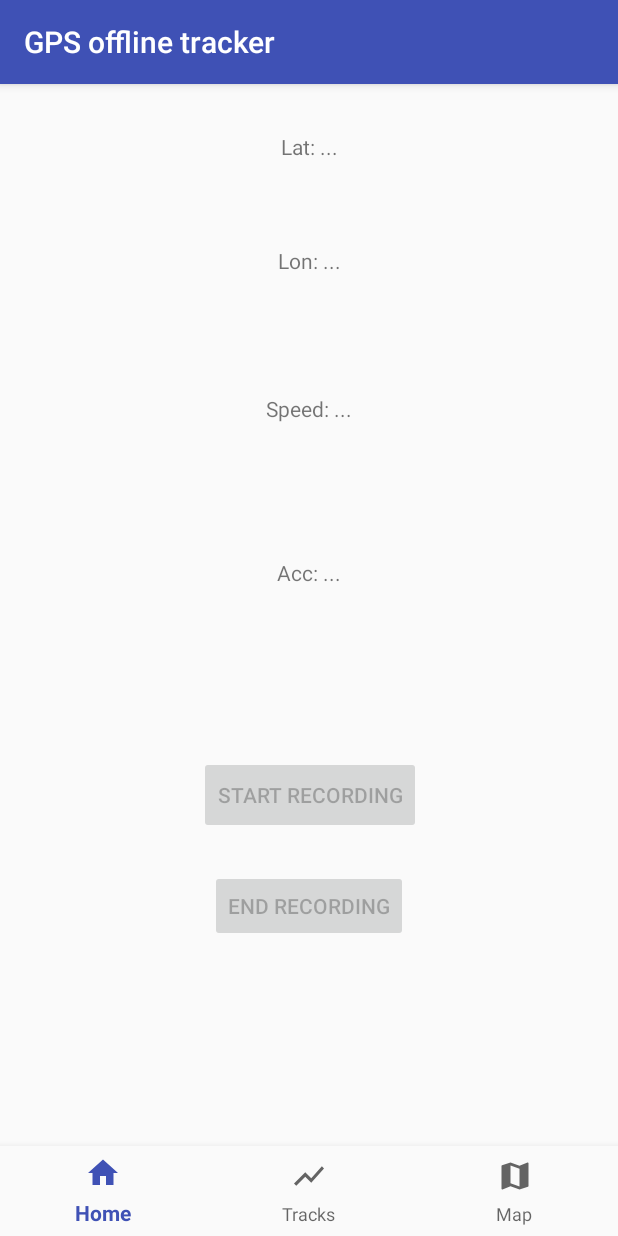
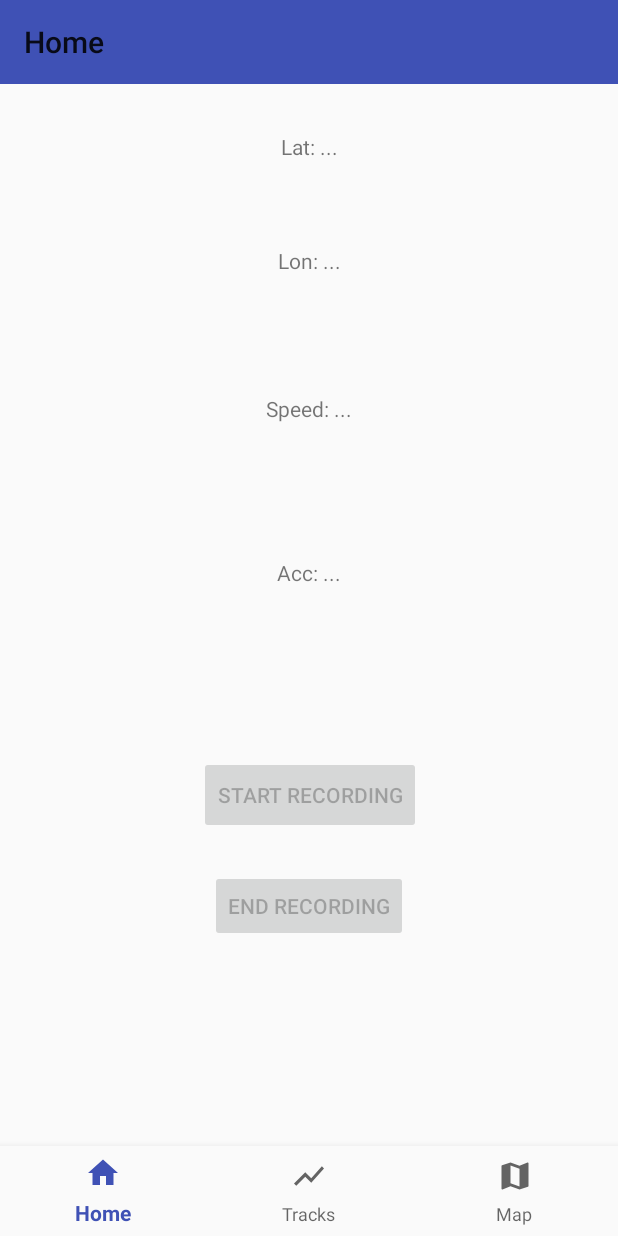
Before and after one commit to filipNowakDev/GPS_Offline_Tracker, an Android app: the screen it shows after launch (MainActivity), on a phone screen of 412 x 824 dp. Run offline under Robolectric (Android 15) with nearby library versions, the phone set to English and light mode, and no system bars; our stand-ins replace navigation-ui; 1 statement that could not run was skipped.

Commit message:
Added toolbar with variable information

```diff
--- a/app/src/main/AndroidManifest.xml
+++ b/app/src/main/AndroidManifest.xml
@@ -17,7 +17,7 @@
         android:label="@string/app_name"
         android:roundIcon="@mipmap/ic_launcher_round"
         android:supportsRtl="true"
-        android:theme="@style/AppTheme"
+        android:theme="@style/AppTheme.NoActionBar"
         tools:ignore="GoogleAppIndexingWarning">
         <activity
             android:name=".activities.MainActivity"
--- a/app/src/main/java/com/filipnowakdev/gps_offline_tracker/activities/MainActivity.java
+++ b/app/src/main/java/com/filipnowakdev/gps_offline_tracker/activities/MainActivity.java
@@ -12,12 +12,14 @@ import android.support.design.widget.BottomNavigationView;
 import android.support.v4.app.ActivityCompat;
 import android.support.v7.app.AlertDialog;
 import android.support.v7.app.AppCompatActivity;
+import android.support.v7.widget.Toolbar;
 import android.text.InputType;
 import android.widget.EditText;
 import android.widget.Toast;
 
 import com.filipnowakdev.gps_offline_tracker.R;
 import com.filipnowakdev.gps_offline_tracker.fragments.HomeFragment;
+import com.filipnowakdev.gps_offline_tracker.interfaces.ToolbarTitleUpdater;
 import com.filipnowakdev.gps_offline_tracker.services.LocationService;
 import com.filipnowakdev.gps_offline_tracker.services.NotificationService;
 
@@ -25,12 +27,14 @@ import java.text.SimpleDateFormat;
 import java.util.Calendar;
 import java.util.Date;
 import java.util.Locale;
+import java.util.Objects;
 
 import androidx.navigation.NavController;
 import androidx.navigation.Navigation;
+import androidx.navigation.ui.AppBarConfiguration;
 import androidx.navigation.ui.NavigationUI;
 
-public class MainActivity extends AppCompatActivity implements HomeFragment.OnButtonClickListener, HomeFragment.RecordingStateHelper
+public class MainActivity extends AppCompatActivity implements HomeFragment.OnButtonClickListener, HomeFragment.RecordingStateHelper, ToolbarTitleUpdater
 {
 
     private LocationService locationService;
@@ -39,6 +43,14 @@ public class MainActivity extends AppCompatActivity implements HomeFragment.OnBu
     Intent locationServiceIntent;
 
     private NotificationService notificationService;
+    private NavController navController;
+    private AppBarConfiguration appBarConfiguration;
+
+    @Override
+    public boolean onSupportNavigateUp()
+    {
+        return NavigationUI.navigateUp(navController, appBarConfiguration) || super.onSupportNavigateUp();
+    }
 
     @Override
     protected void onCreate(Bundle savedInstanceState)
@@ -89,9 +101,15 @@ public class MainActivity extends AppCompatActivity implements HomeFragment.OnBu
 
     private void initNavigation()
     {
-        NavController navController = Navigation.findNavController(this, R.id.navigation_container);
+        navController = Navigation.findNavController(this, R.id.navigation_container);
         BottomNavigationView navigation = findViewById(R.id.bottom_navigation);
+        appBarConfiguration = new AppBarConfiguration.Builder(navController.getGraph()).build();
+
+        Toolbar toolbar = findViewById(R.id.toolbar);
+        setSupportActionBar(toolbar);
+        NavigationUI.setupActionBarWithNavController(this, navController, appBarConfiguration);
         NavigationUI.setupWithNavController(navigation, navController);
+
     }
 
 
@@ -197,4 +215,10 @@ public class MainActivity extends AppCompatActivity implements HomeFragment.OnBu
     {
         return locationService != null && locationService.getLocation() != null;
     }
+
+    @Override
+    public void updateToolbarTitle(String title)
+    {
+        Objects.requireNonNull(getSupportActionBar()).setTitle(title);
+    }
 }
--- a/app/src/main/java/com/filipnowakdev/gps_offline_tracker/fragments/MapFragment.java
+++ b/app/src/main/java/com/filipnowakdev/gps_offline_tracker/fragments/MapFragment.java
@@ -17,6 +17,7 @@ import com.filipnowakdev.gps_offline_tracker.BuildConfig;
 import com.filipnowakdev.gps_offline_tracker.R;
 import com.filipnowakdev.gps_offline_tracker.gpx_utils.DOMGpxReader;
 import com.filipnowakdev.gps_offline_tracker.gpx_utils.IGpxFileReader;
+import com.filipnowakdev.gps_offline_tracker.interfaces.ToolbarTitleUpdater;
 
 import org.osmdroid.api.IMapController;
 import org.osmdroid.config.Configuration;
@@ -42,6 +43,8 @@ public class MapFragment extends Fragment implements LocationListener
     private Marker currentPositionMarker;
     private LocationManager locationManager;
 
+    private ToolbarTitleUpdater toolbarTitleUpdater;
+
     public MapFragment()
     {
         // Required empty public constructor
@@ -53,6 +56,7 @@ public class MapFragment extends Fragment implements LocationListener
     {
         super.onAttach(context);
         locationManager = (LocationManager) context.getSystemService(Context.LOCATION_SERVICE);
+        toolbarTitleUpdater = (ToolbarTitleUpdater) context;
     }
 
     @Override
@@ -74,6 +78,7 @@ public class MapFragment extends Fragment implements LocationListener
         {
             trackOverlayMode = true;
             trackOverlaid = getArguments().getString(TRACK_NAME);
+            toolbarTitleUpdater.updateToolbarTitle(trackOverlaid + " on map");
         }
         initMap(v);
         initTrackOverlay();
--- a/app/src/main/java/com/filipnowakdev/gps_offline_tracker/fragments/TrackDetailsFragment.java
+++ b/app/src/main/java/com/filipnowakdev/gps_offline_tracker/fragments/TrackDetailsFragment.java
@@ -1,5 +1,6 @@
 package com.filipnowakdev.gps_offline_tracker.fragments;
 
+import android.content.Context;
 import android.location.Location;
 import android.os.Bundle;
 import android.support.annotation.NonNull;
@@ -12,6 +13,7 @@ import android.widget.TextView;
 import com.filipnowakdev.gps_offline_tracker.R;
 import com.filipnowakdev.gps_offline_tracker.gpx_utils.DOMGpxReader;
 import com.filipnowakdev.gps_offline_tracker.gpx_utils.IGpxFileReader;
+import com.filipnowakdev.gps_offline_tracker.interfaces.ToolbarTitleUpdater;
 
 import java.util.List;
 
@@ -22,11 +24,18 @@ public class TrackDetailsFragment extends Fragment
 
     private String track;
     private IGpxFileReader gpxFileReader;
+    private ToolbarTitleUpdater toolbarTitleUpdater;
 
     public TrackDetailsFragment()
     {
     }
 
+    @Override
+    public void onAttach(Context context)
+    {
+        super.onAttach(context);
+        toolbarTitleUpdater = (ToolbarTitleUpdater) context;
+    }
 
     @Override
     public void onCreate(Bundle savedInstanceState)
@@ -35,6 +44,7 @@ public class TrackDetailsFragment extends Fragment
         if (getArguments() != null)
         {
             track = getArguments().getString(TRACK_NAME);
+            toolbarTitleUpdater.updateToolbarTitle(track + " details");
         }
         gpxFileReader = new DOMGpxReader(getContext());
     }
@@ -70,7 +80,7 @@ public class TrackDetailsFragment extends Fragment
         duration -= minutes * 60000;
         long seconds = duration / 1000;
 
-        Double avgMetersPerSecond = distance / allSecondsDuration;
+        double avgMetersPerSecond = distance / allSecondsDuration;
 
         if (distance >= 1000.0)
             distanceView.setText(getString(R.string.kilometers, distance / 1000));
@@ -81,5 +91,4 @@ public class TrackDetailsFragment extends Fragment
         durationView.setText(getString(R.string.duration_field, hours, minutes, seconds));
     }
 
-
 }
--- /dev/null
+++ b/app/src/main/java/com/filipnowakdev/gps_offline_tracker/interfaces/ToolbarTitleUpdater.java
@@ -0,0 +1,6 @@
+package com.filipnowakdev.gps_offline_tracker.interfaces;
+
+public interface ToolbarTitleUpdater
+{
+    void updateToolbarTitle(String title);
+}
--- a/app/src/main/res/layout/activity_main.xml
+++ b/app/src/main/res/layout/activity_main.xml
@@ -5,7 +5,43 @@
     android:id="@+id/container"
     android:layout_width="match_parent"
     android:layout_height="match_parent"
-    tools:context=".activities.MainActivity">
+    tools:context=".activities.MainActivity"
+    tools:ignore="ExtraText">
+
+    <!--<android.support.v7.widget.Toolbar
+        android:id="@+id/toolbar"
+        android:layout_width="match_parent"
+        android:layout_height="64dp"
+        app:layout_constraintBottom_toTopOf="@+id/navigation_container"
+        app:layout_constraintEnd_toEndOf="parent"
+        app:layout_constraintStart_toStartOf="parent"
+        app:layout_constraintTop_toTopOf="parent" />-->
+
+    <!--app:layout_constraintTop_toBottomOf="@+id/toolbar"-->
+
+    <android.support.v7.widget.Toolbar
+        android:id="@+id/toolbar"
+        android:layout_width="match_parent"
+        android:layout_height="?attr/actionBarSize"
+        android:background="@color/colorPrimary"
+        android:theme="@style/AppTheme"
+        app:layout_constraintBottom_toTopOf="@+id/navigation_container"
+        app:layout_constraintEnd_toEndOf="parent"
+        app:layout_constraintStart_toStartOf="parent"
+        app:layout_constraintTop_toTopOf="parent"/>
+
+    <fragment
+        android:id="@+id/navigation_container"
+        android:name="androidx.navigation.fragment.NavHostFragment"
+        android:layout_width="0dp"
+        android:layout_height="0dp"
+        android:layout_marginBottom="8dp"
+        app:defaultNavHost="true"
+        app:layout_constraintBottom_toTopOf="@+id/bottom_navigation"
+        app:layout_constraintEnd_toEndOf="parent"
+        app:layout_constraintStart_toStartOf="parent"
+        app:layout_constraintTop_toBottomOf="@+id/toolbar"
+        app:navGraph="@navigation/nav_graph" />
 
     <android.support.design.widget.BottomNavigationView
         android:id="@+id/bottom_navigation"
@@ -18,16 +54,4 @@
         app:layout_constraintRight_toRightOf="parent"
         app:menu="@menu/navigation" />
 
-    <fragment
-        android:id="@+id/navigation_container"
-        android:name="androidx.navigation.fragment.NavHostFragment"
-        android:layout_width="0dp"
-        android:layout_height="0dp"
-        android:layout_marginBottom="8dp"
-        app:defaultNavHost="true"
-        app:layout_constraintBottom_toTopOf="@+id/bottom_navigation"
-        app:layout_constraintEnd_toEndOf="parent"
-        app:layout_constraintStart_toStartOf="parent"
-        app:layout_constraintTop_toTopOf="parent"
-        app:navGraph="@navigation/nav_graph" />
 </android.support.constraint.ConstraintLayout>
--- a/app/src/main/res/navigation/nav_graph.xml
+++ b/app/src/main/res/navigation/nav_graph.xml
@@ -7,8 +7,8 @@
     <fragment
         android:id="@+id/homeFragment"
         android:name="com.filipnowakdev.gps_offline_tracker.fragments.HomeFragment"
-        android:label="fragment_home"
-        tools:layout="@layout/fragment_home" >
+        android:label="Home"
+        tools:layout="@layout/fragment_home">
         <action
             android:id="@+id/action_home_to_tracks"
             app:destination="@id/tracksFragment" />
@@ -19,13 +19,13 @@
     <fragment
         android:id="@+id/mapFragment"
         android:name="com.filipnowakdev.gps_offline_tracker.fragments.MapFragment"
-        android:label="fragment_map"
+        android:label="Map"
         tools:layout="@layout/fragment_map" />
     <fragment
         android:id="@+id/tracksFragment"
         android:name="com.filipnowakdev.gps_offline_tracker.fragments.TracksFragment"
-        android:label="fragment_file_list"
-        tools:layout="@layout/fragment_file_list" >
+        android:label="Tracks"
+        tools:layout="@layout/fragment_file_list">
         <action
             android:id="@+id/action_tracks_to_details"
             app:destination="@id/trackDetailsFragment"
@@ -44,6 +44,6 @@
     <fragment
         android:id="@+id/trackDetailsFragment"
         android:name="com.filipnowakdev.gps_offline_tracker.fragments.TrackDetailsFragment"
-        android:label="fragment_track_details"
+        android:label="Details"
         tools:layout="@layout/fragment_track_details" />
 </navigation>
--- a/build.gradle
+++ b/build.gradle
@@ -7,7 +7,7 @@ buildscript {
         jcenter()
     }
     dependencies {
-        classpath 'com.android.tools.build:gradle:3.3.1'
+        classpath 'com.android.tools.build:gradle:3.3.2'
 
 
         // NOTE: Do not place your application dependencies here; they belong
```
